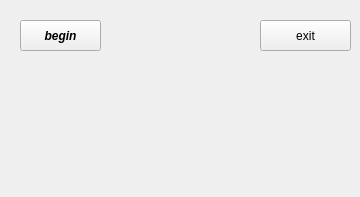
This is mainwindow.ui in Lincyaw/GroupGameWork as Qt 5 draws it before an edit. The edited form follows.
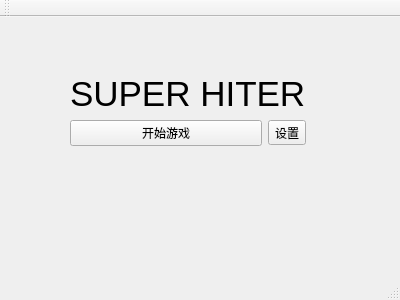
This is the edited form. Icons and pictures are not drawn.

```diff
--- a/mainwindow.ui
+++ b/mainwindow.ui
@@ -6,57 +6,131 @@
    <rect>
     <x>0</x>
     <y>0</y>
-    <width>360</width>
-    <height>197</height>
+    <width>400</width>
+    <height>300</height>
    </rect>
   </property>
   <property name="windowTitle">
    <string>MainWindow</string>
   </property>
   <widget class="QWidget" name="centralWidget">
-   <widget class="QPushButton" name="begin">
+   <widget class="QWidget" name="">
     <property name="geometry">
      <rect>
-      <x>20</x>
+      <x>-4</x>
       <y>20</y>
-      <width>81</width>
-      <height>31</height>
+      <width>389</width>
+      <height>146</height>
      </rect>
     </property>
-    <property name="font">
-     <font>
-      <family>Arial</family>
-      <weight>75</weight>
-      <italic>true</italic>
-      <bold>true</bold>
-     </font>
-    </property>
-    <property name="cursor">
-     <cursorShape>PointingHandCursor</cursorShape>
-    </property>
-    <property name="text">
-     <string>begin</string>
-    </property>
-    <property name="icon">
-     <iconset resource="res.qrc">
-      <normaloff>:/obstacle/obstacle/mushroom.png</normaloff>:/obstacle/obstacle/mushroom.png</iconset>
-    </property>
+    <layout class="QVBoxLayout" name="verticalLayout_2">
+     <item>
+      <spacer name="verticalSpacer">
+       <property name="orientation">
+        <enum>Qt::Vertical</enum>
+       </property>
+       <property name="sizeHint" stdset="0">
+        <size>
+         <width>20</width>
+         <height>40</height>
+        </size>
+       </property>
+      </spacer>
+     </item>
+     <item>
+      <layout class="QHBoxLayout" name="horizontalLayout_2">
+       <item>
+        <spacer name="horizontalSpacer">
+         <property name="orientation">
+          <enum>Qt::Horizontal</enum>
+         </property>
+         <property name="sizeHint" stdset="0">
+          <size>
+           <width>88</width>
+           <height>20</height>
+          </size>
+         </property>
+        </spacer>
+       </item>
+       <item>
+        <widget class="QWidget" name="widget" native="true">
+         <zorder>begin</zorder>
+         <zorder>label</zorder>
+         <zorder>toolButton</zorder>
+         <zorder>toolButton</zorder>
+        </widget>
+       </item>
+       <item>
+        <layout class="QVBoxLayout" name="verticalLayout">
+         <item>
+          <widget class="QLabel" name="label">
+           <property name="font">
+            <font>
+             <family>Arial</family>
+             <pointsize>26</pointsize>
+            </font>
+           </property>
+           <property name="frameShadow">
+            <enum>QFrame::Plain</enum>
+           </property>
+           <property name="text">
+            <string>SUPER HITER</string>
+           </property>
+           <property name="textFormat">
+            <enum>Qt::RichText</enum>
+           </property>
+          </widget>
+         </item>
+         <item>
+          <layout class="QHBoxLayout" name="horizontalLayout">
+           <item>
+            <widget class="QPushButton" name="begin">
+             <property name="text">
+              <string>开始游戏</string>
+             </property>
+            </widget>
+           </item>
+           <item>
+            <widget class="QToolButton" name="toolButton">
+             <property name="text">
+              <string>设置</string>
+             </property>
+            </widget>
+           </item>
+          </layout>
+         </item>
+        </layout>
+       </item>
+       <item>
+        <spacer name="horizontalSpacer_2">
+         <property name="orientation">
+          <enum>Qt::Horizontal</enum>
+         </property>
+         <property name="sizeHint" stdset="0">
+          <size>
+           <width>98</width>
+           <height>20</height>
+          </size>
+         </property>
+        </spacer>
+       </item>
+      </layout>
+     </item>
+     <item>
+      <spacer name="verticalSpacer_2">
+       <property name="orientation">
+        <enum>Qt::Vertical</enum>
+       </property>
+       <property name="sizeHint" stdset="0">
+        <size>
+         <width>20</width>
+         <height>40</height>
+        </size>
+       </property>
+      </spacer>
+     </item>
+    </layout>
    </widget>
-   <widget class="QPushButton" name="pushButton">
-    <property name="geometry">
-     <rect>
-      <x>260</x>
-      <y>20</y>
-      <width>91</width>
-      <height>31</height>
-     </rect>
-    </property>
-    <property name="text">
-     <string>exit</string>
-    </property>
-   </widget>
-   <zorder>pushButton</zorder>
-   <zorder>begin</zorder>
   </widget>
   <widget class="QMenuBar" name="menuBar">
    <property name="geometry">
@@ -68,6 +142,15 @@
     </rect>
    </property>
   </widget>
+  <widget class="QToolBar" name="mainToolBar">
+   <attribute name="toolBarArea">
+    <enum>TopToolBarArea</enum>
+   </attribute>
+   <attribute name="toolBarBreak">
+    <bool>false</bool>
+   </attribute>
+  </widget>
+  <widget class="QStatusBar" name="statusBar"/>
  </widget>
  <layoutdefault spacing="6" margin="11"/>
  <resources>
```
Left out of the diff: 6 changed lines with no effect on the pictures.
